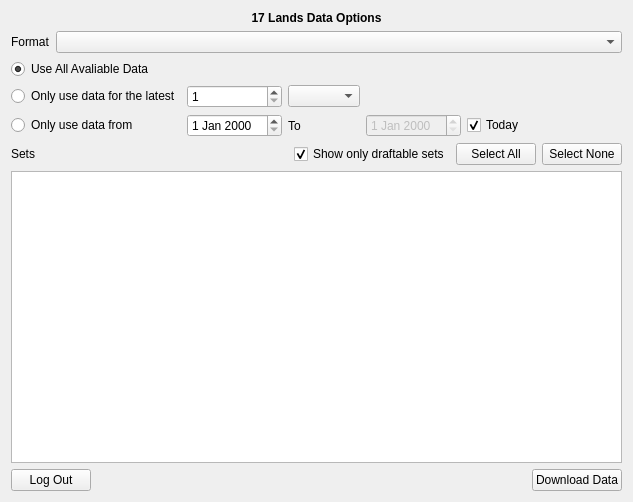
This is src/downloadoptionspage.ui in VSRonin/17Helper as Qt 5 draws it before an edit. The edited form follows.
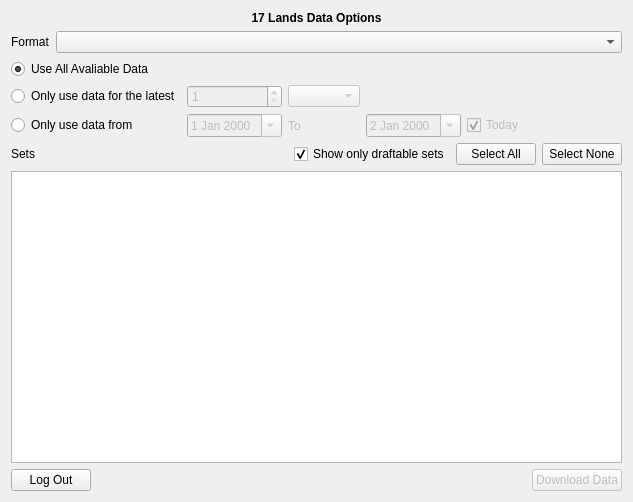
This is the edited form.

Patch:
```diff
--- a/src/downloadoptionspage.ui
+++ b/src/downloadoptionspage.ui
@@ -84,6 +84,9 @@
      </item>
      <item row="1" column="2">
       <widget class="QSpinBox" name="periodSpin">
+       <property name="enabled">
+        <bool>false</bool>
+       </property>
        <property name="minimum">
         <number>1</number>
        </property>
@@ -93,7 +96,11 @@
       </widget>
      </item>
      <item row="1" column="3">
-      <widget class="QComboBox" name="periodCombo"/>
+      <widget class="QComboBox" name="periodCombo">
+       <property name="enabled">
+        <bool>false</bool>
+       </property>
+      </widget>
      </item>
      <item row="1" column="4" colspan="3">
       <spacer name="horizontalSpacer_2">
@@ -116,10 +123,40 @@
       </widget>
      </item>
      <item row="2" column="2">
-      <widget class="QDateEdit" name="dateEdit"/>
+      <widget class="QDateEdit" name="fromEdit">
+       <property name="enabled">
+        <bool>false</bool>
+       </property>
+       <property name="dateTime">
+        <datetime>
+         <hour>0</hour>
+         <minute>0</minute>
+         <second>0</second>
+         <year>2000</year>
+         <month>1</month>
+         <day>1</day>
+        </datetime>
+       </property>
+       <property name="minimumDateTime">
+        <datetime>
+         <hour>0</hour>
+         <minute>0</minute>
+         <second>0</second>
+         <year>2000</year>
+         <month>1</month>
+         <day>1</day>
+        </datetime>
+       </property>
+       <property name="calendarPopup">
+        <bool>true</bool>
+       </property>
+      </widget>
      </item>
      <item row="2" column="3">
       <widget class="QLabel" name="label_4">
+       <property name="enabled">
+        <bool>false</bool>
+       </property>
        <property name="text">
         <string>To</string>
        </property>
@@ -130,10 +167,33 @@
        <property name="enabled">
         <bool>false</bool>
        </property>
+       <property name="dateTime">
+        <datetime>
+         <hour>0</hour>
+         <minute>0</minute>
+         <second>0</second>
+         <year>2000</year>
+         <month>1</month>
+         <day>2</day>
+        </datetime>
+       </property>
+       <property name="minimumDate">
+        <date>
+         <year>2000</year>
+         <month>1</month>
+         <day>2</day>
+        </date>
+       </property>
+       <property name="calendarPopup">
+        <bool>true</bool>
+       </property>
       </widget>
      </item>
      <item row="2" column="5">
       <widget class="QCheckBox" name="todayCheck">
+       <property name="enabled">
+        <bool>false</bool>
+       </property>
        <property name="text">
         <string>Today</string>
        </property>
@@ -232,6 +292,9 @@
      </item>
      <item>
       <widget class="QPushButton" name="downloadButton">
+       <property name="enabled">
+        <bool>false</bool>
+       </property>
        <property name="text">
         <string>Download Data</string>
        </property>
```
Left out of the diff: 6 changed lines with no effect on the pictures.
